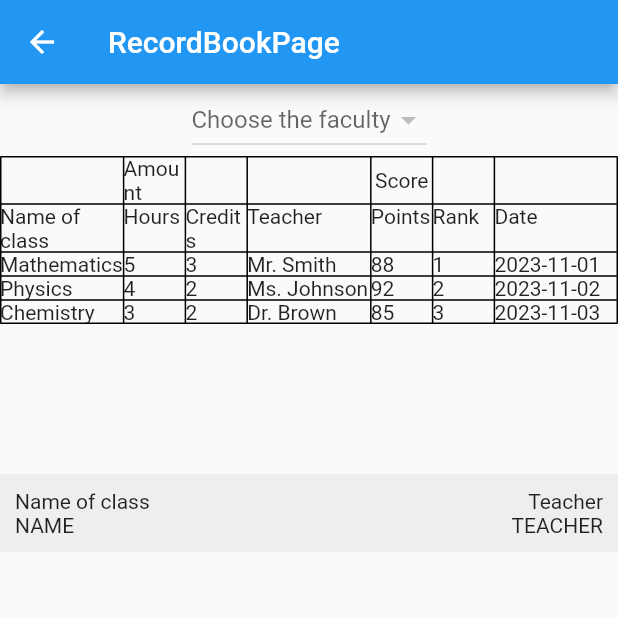
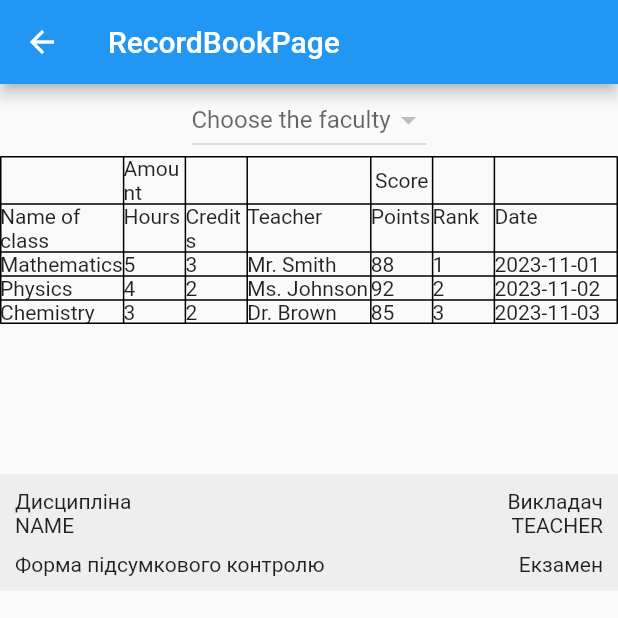
Before and after one commit to chern-kp/student_app_KPNU, a Flutter app: the RecordBookPage screen opened directly, on a phone screen of 412 x 824 dp, the top half of it. Run offline on Flutter 3.47's test engine with Material 2 defaults, Android fonts, the phone set to English and light mode, and no system bars; our stand-ins replace cloud_firestore, firebase_auth, firebase_core; accounts and stored records are empty; network calls fail.

```diff
--- a/lib/class/database_data.dart
+++ b/lib/class/database_data.dart
@@ -66,6 +66,12 @@ class Course {
     creditsOverallTotalField = calculateTotalCredits();
   }
 
+  void recalculateTotals() {
+    hoursInClassTotalField = calculateTotalHoursInClass();
+    hoursOverallTotalField = calculateTotalHoursOverall();
+    creditsOverallTotalField = calculateTotalCredits();
+  }
+
   num calculateTotalHoursInClass() {
     return (hoursLectionsField ?? 0) +
         (hoursPracticesField ?? 0) +
--- a/lib/class/database_service.dart
+++ b/lib/class/database_service.dart
@@ -84,7 +84,7 @@ class DatabaseService {
   }
 
   // CREATE
-  static Future<void> createNewCourse(
+  static Future<void> createOrUpdateCourse(
       var user, Course course, String semester) async {
     final docRef = FirebaseFirestore.instance
         .collection("student")
--- a/lib/pages/record_book_page.dart
+++ b/lib/pages/record_book_page.dart
@@ -80,11 +80,11 @@ class _RecordBookPageState extends State<RecordBookPage> {
               children: [
                 Container(
                     child: Column(
-                  children: [Text('Name of class')],
+                  children: [Text('Дисципліна')],
                 )),
                 Spacer(),
                 Text(
-                  "Teacher",
+                  "Викладач",
                   textAlign: TextAlign.end,
                 ),
               ],
@@ -99,6 +99,19 @@ class _RecordBookPageState extends State<RecordBookPage> {
                 )
               ],
             ),
+            SizedBox(
+              height: 10,
+            ),
+            Row(
+              children: [
+                Text('Форма підсумкового контролю'),
+                Spacer(),
+                Text(
+                  'Екзамен',
+                  textAlign: TextAlign.end,
+                )
+              ],
+            )
           ],
         ));
   }
```
Also changed, not shown: lib/pages/courses_schedule_page.dart (+9 -1 lines), lib/pages/new_course_dialog.dart (+56 -14 lines).
